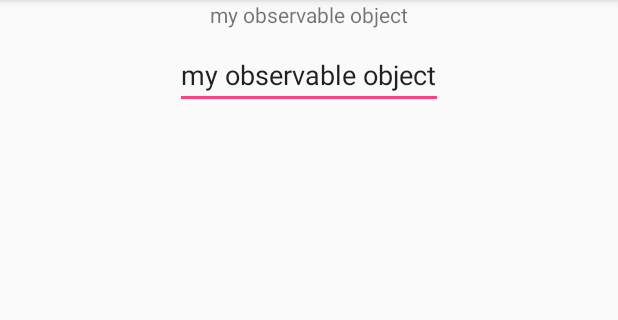
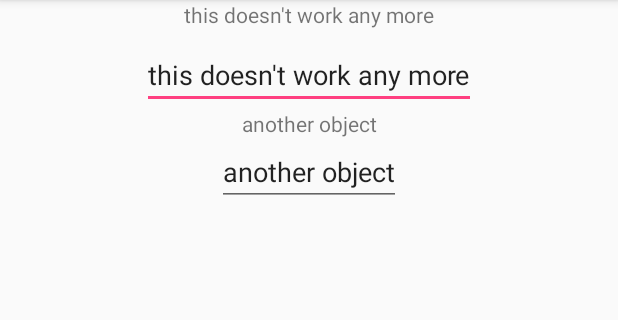
Before and after one commit to mpnsk/CookbookAndroid, an Android app: the screen it shows after launch (MainActivity), on a phone screen of 412 x 824 dp, the part 84-404 px from its top. Run offline under Robolectric (Android 15) with nearby library versions, the phone set to English and light mode, and no system bars; our stand-ins replace data binding.

Commit message:
Setup Two-Way DataBinding with an observable field

```diff
--- a/DataBindingTwoWay/app/src/main/java/com/paunoski/manuel/databinding_two_way/MainActivity.java
+++ b/DataBindingTwoWay/app/src/main/java/com/paunoski/manuel/databinding_two_way/MainActivity.java
@@ -16,5 +16,11 @@ public class MainActivity extends AppCompatActivity {
         MyObservableObject myObservableObject = new MyObservableObject();
         myObservableObject.setField("my observable object");
         binding.setMyData(myObservableObject);
+
+        MyObjectWithObservableFields anotherObject = new MyObjectWithObservableFields();
+        anotherObject.field.set("another object");
+        binding.setAnotherObject(anotherObject);
+
+        binding.editText.setText("this doesn't work any more");
     }
 }
--- /dev/null
+++ b/DataBindingTwoWay/app/src/main/java/com/paunoski/manuel/databinding_two_way/MyObjectWithObservableFields.java
@@ -0,0 +1,9 @@
+package com.paunoski.manuel.databinding_two_way;
+
+import android.databinding.ObservableField;
+
+
+public class MyObjectWithObservableFields {
+    public final ObservableField<String> field =
+            new ObservableField<>();
+}
--- a/DataBindingTwoWay/app/src/main/res/layout/activity_main.xml
+++ b/DataBindingTwoWay/app/src/main/res/layout/activity_main.xml
@@ -4,6 +4,9 @@
         <variable
             name="myData"
             type="com.paunoski.manuel.databinding_two_way.MyObservableObject" />
+        <variable
+            name="anotherObject"
+            type="com.paunoski.manuel.databinding_two_way.MyObjectWithObservableFields" />
     </data>
 <android.support.constraint.ConstraintLayout
     xmlns:app="http://schemas.android.com/apk/res-auto"
@@ -32,5 +35,27 @@
         app:layout_constraintEnd_toEndOf="parent"
         app:layout_constraintStart_toStartOf="parent"
         app:layout_constraintTop_toBottomOf="@+id/textView" />
+
+    <TextView
+        android:id="@+id/textView2"
+        android:layout_width="wrap_content"
+        android:layout_height="wrap_content"
+        android:layout_marginEnd="8dp"
+        android:layout_marginStart="8dp"
+        android:text="@{anotherObject.field}"
+        app:layout_constraintEnd_toEndOf="parent"
+        app:layout_constraintStart_toStartOf="parent"
+        app:layout_constraintTop_toBottomOf="@+id/editText" />
+
+    <EditText
+        android:id="@+id/editText2"
+        android:layout_width="wrap_content"
+        android:layout_height="wrap_content"
+        android:layout_marginEnd="8dp"
+        android:layout_marginStart="8dp"
+        android:text="@={anotherObject.field}"
+        app:layout_constraintEnd_toEndOf="parent"
+        app:layout_constraintStart_toStartOf="parent"
+        app:layout_constraintTop_toBottomOf="@+id/textView2" />
 </android.support.constraint.ConstraintLayout>
 </layout>
```
